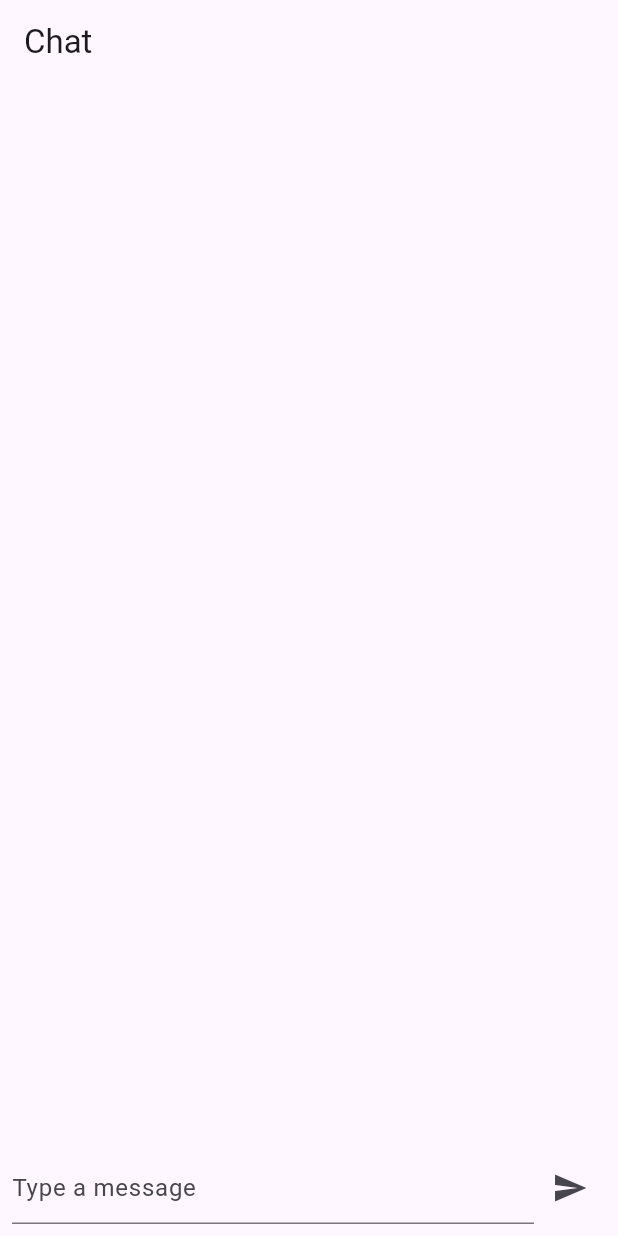
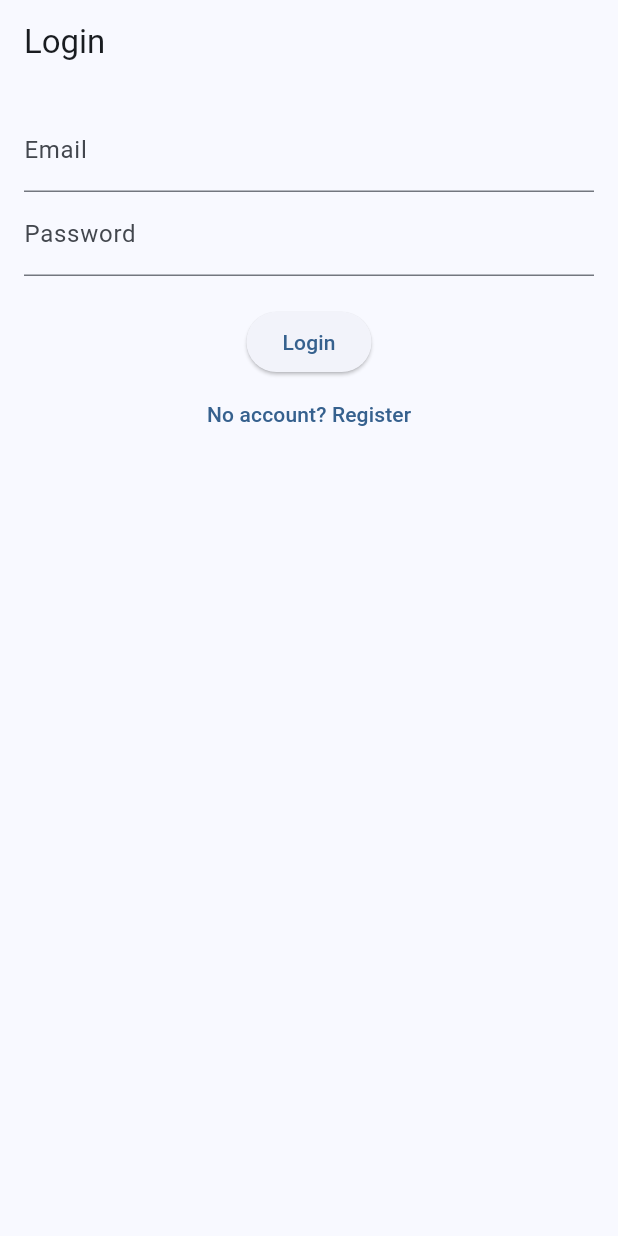
Before and after one commit to AdarshShukla1001/chat_app, a Flutter app: the screen it shows after launch, on a phone screen of 412 x 824 dp. Run offline on Flutter 3.47's test engine with Material 3 defaults, Android fonts, the phone set to English and light mode, and no system bars; our stand-ins replace get, shared_preferences, socket_io_client; accounts and stored records are empty.

Commit message:
Updated Mobile app Architecture using get it , revambing screens , for scalablity

```diff
--- a/mobile/chat_app/lib/archive/screens/chat_screen.dart
+++ b/mobile/chat_app/lib/archive/screens/chat_screen.dart
@@ -1,5 +1,5 @@
-import 'package:chat_app/archive/service/api_service.dart';
-import 'package:chat_app/archive/service/socket_service.dart';
+import 'package:chat_app/service/api_service.dart';
+import 'package:chat_app/service/socket_service.dart';
 import 'package:flutter/material.dart';
 
 class ChatScreen extends StatefulWidget {
--- a/mobile/chat_app/lib/archive/screens/home_screen.dart
+++ b/mobile/chat_app/lib/archive/screens/home_screen.dart
@@ -1,5 +1,5 @@
 import 'package:chat_app/archive/screens/chat_screen.dart';
-import 'package:chat_app/archive/service/api_service.dart';
+import 'package:chat_app/service/api_service.dart';
 import 'package:flutter/material.dart';
 
 class HomeScreen extends StatefulWidget {
--- a/mobile/chat_app/lib/archive/screens/login_screen.dart
+++ b/mobile/chat_app/lib/archive/screens/login_screen.dart
@@ -1,5 +1,5 @@
 import 'package:chat_app/archive/screens/home_screen.dart';
-import 'package:chat_app/archive/service/api_service.dart';
+import 'package:chat_app/service/api_service.dart';
 import 'package:flutter/material.dart';
 
 import 'register_screen.dart';
--- a/mobile/chat_app/lib/archive/screens/register_screen.dart
+++ b/mobile/chat_app/lib/archive/screens/register_screen.dart
@@ -1,4 +1,4 @@
-import 'package:chat_app/archive/service/api_service.dart';
+import 'package:chat_app/service/api_service.dart';
 import 'package:flutter/material.dart';
 
 class RegisterScreen extends StatelessWidget {
--- a/mobile/chat_app/lib/archive/screens/splash_screen.dart
+++ b/mobile/chat_app/lib/archive/screens/splash_screen.dart
@@ -1,5 +1,5 @@
 // lib/screens/splash_screen.dart
-import 'package:chat_app/archive/service/api_service.dart';
+import 'package:chat_app/service/api_service.dart';
 import 'package:flutter/material.dart';
 import 'login_screen.dart';
 import 'home_screen.dart';
--- a/mobile/chat_app/lib/main.dart
+++ b/mobile/chat_app/lib/main.dart
@@ -1,24 +1,47 @@
-import 'package:chat_app/archive/screens/chat_screen.dart';
-import 'package:chat_app/archive/service/api_service.dart';
-import 'package:chat_app/archive/service/socket_service.dart';
+// lib/main.dart
+import 'package:chat_app/screen/auth/page/login_page.dart';
+import 'package:chat_app/screen/auth/page/registration_page.dart';
+import 'package:chat_app/screen/chat/page/chat_page.dart';
+import 'package:chat_app/screen/create_group/page/create_group_page.dart';
+import 'package:chat_app/screen/inbox/page/inbox_page.dart';
+import 'package:chat_app/service/socket_service.dart';
 import 'package:flutter/material.dart';
+import 'package:get/get.dart';
+import 'routes/app_routes.dart';
+import 'service/api_service.dart';
 
 void main() async {
   WidgetsFlutterBinding.ensureInitialized();
-  await ApiService.init();
-  SocketService().connect();
-  runApp(const MyApp());
+  await ApiService.init(); // Load token if available
+
+  final isLoggedIn = await ApiService.isLoggedIn();
+
+  if (isLoggedIn) {
+    SocketService().connect();
+  }
+
+  runApp(MyApp(isLoggedIn: isLoggedIn));
 }
 
 class MyApp extends StatelessWidget {
-  const MyApp({super.key});
+  final bool isLoggedIn;
+
+  const MyApp({super.key, required this.isLoggedIn});
 
   @override
   Widget build(BuildContext context) {
-    return MaterialApp(
+    return GetMaterialApp(
+      debugShowCheckedModeBanner: false,
       title: 'Chat App',
-      theme: ThemeData(primarySwatch: Colors.blue),
-      home: ChatScreen(),
+      theme: ThemeData(useMaterial3: true, colorScheme: ColorScheme.fromSeed(seedColor: Colors.blue)),
+      initialRoute: isLoggedIn ? AppRoutes.inbox : AppRoutes.login,
+      getPages: [
+        GetPage(name: AppRoutes.login, page: () => LoginPage()),
+        GetPage(name: AppRoutes.register, page: () => RegisterPage()),
+        GetPage(name: AppRoutes.inbox, page: () => InboxPage()),
+        GetPage(name: AppRoutes.createGroup, page: () => CreateGroupPage()),
+        GetPage(name: AppRoutes.chat, page: () => ChatPage()),
+      ],
     );
   }
 }
--- /dev/null
+++ b/mobile/chat_app/lib/routes/app_routes.dart
@@ -0,0 +1,7 @@
+abstract class AppRoutes {
+  static const login = '/login';
+  static const register = '/register';
+  static const inbox = '/inbox';
+  static const createGroup = '/create-group';
+  static const chat = '/chat';
+}
--- /dev/null
+++ b/mobile/chat_app/lib/screen/auth/controller/auth_controller.dart
@@ -0,0 +1,39 @@
+// lib/modules/auth/auth_controller.dart
+import 'package:chat_app/service/api_service.dart';
+import 'package:chat_app/service/socket_service.dart';
+import 'package:chat_app/routes/app_routes.dart';
+import 'package:get/get.dart';
+import 'package:flutter/material.dart';
+
+class AuthController extends GetxController {
+  final emailController = TextEditingController();
+  final passwordController = TextEditingController();
+  final nameController = TextEditingController();
+  var isLoading = false.obs;
+
+  void login() async {
+    isLoading.value = true;
+    final res = await ApiService.login(emailController.text, passwordController.text);
+    isLoading.value = false;
+
+    if (res.statusCode == 200) {
+      SocketService().connect();
+      Get.offAllNamed(AppRoutes.inbox);
+    } else {
+      Get.snackbar("Error", "Login failed");
+    }
+  }
+
+  void register() async {
+    isLoading.value = true;
+    final res = await ApiService.register(nameController.text, emailController.text, passwordController.text);
+    isLoading.value = false;
+
+    if (res.statusCode == 200 || res.statusCode == 201) {
+      Get.snackbar("Success", "Account created. Login now.");
+      Get.offNamed(AppRoutes.login);
+    } else {
+      Get.snackbar("Error", "Registration failed");
+    }
+  }
+}
--- /dev/null
+++ b/mobile/chat_app/lib/screen/auth/page/login_page.dart
@@ -0,0 +1,40 @@
+// lib/modules/auth/login_page.dart
+import 'package:chat_app/screen/auth/controller/auth_controller.dart';
+import 'package:flutter/material.dart';
+import 'package:get/get.dart';
+
+class LoginPage extends StatelessWidget {
+  final controller = Get.put(AuthController());
+
+  LoginPage({super.key});
+
+  @override
+  Widget build(BuildContext context) {
+    return Scaffold(
+      appBar: AppBar(title: Text("Login")),
+      body: Obx(
+        () => controller.isLoading.value
+            ? Center(child: CircularProgressIndicator())
+            : Padding(
+                padding: EdgeInsets.all(16),
+                child: Column(
+                  children: [
+                    TextField(
+                      controller: controller.emailController,
+                      decoration: InputDecoration(labelText: 'Email'),
+                    ),
+                    TextField(
+                      controller: controller.passwordController,
+                      decoration: InputDecoration(labelText: 'Password'),
+                      obscureText: true,
+                    ),
+                    SizedBox(height: 20),
+                    ElevatedButton(onPressed: controller.login, child: Text("Login")),
+                    TextButton(onPressed: () => Get.toNamed('/register'), child: Text("No account? Register")),
+                  ],
+                ),
+              ),
+      ),
+    );
+  }
+}
--- a/mobile/chat_app/lib/archive/service/api_service.dart
+++ b/mobile/chat_app/lib/service/api_service.dart
@@ -90,7 +90,7 @@ class ApiService {
   }
 
   static Future<List> getGroups() async {
-    final url = '$_baseUrl/user/groups';
+    final url = '$_baseUrl/chat/groups';
     _logRequest('GET', url, headers: {'Authorization': 'Bearer $_token'});
 
     final res = await http.get(Uri.parse(url), headers: {'Authorization': 'Bearer $_token'});
--- a/mobile/chat_app/lib/archive/service/socket_service.dart
+++ b/mobile/chat_app/lib/service/socket_service.dart
@@ -1,4 +1,4 @@
-import 'package:chat_app/archive/service/api_service.dart';
+import 'package:chat_app/service/api_service.dart';
 import 'package:socket_io_client/socket_io_client.dart' as IO;
 
 class SocketService {
--- a/mobile/chat_app/pubspec.yaml
+++ b/mobile/chat_app/pubspec.yaml
@@ -37,6 +37,7 @@ dependencies:
   http: ^1.4.0
   shared_preferences: ^2.5.3
   socket_io_client: ^3.1.2
+  get: ^4.7.2
 
 dev_dependencies:
   flutter_test:
```
Also changed, not shown: mobile/chat_app/lib/screen/auth/page/registration_page.dart (added, +43 -0 lines), mobile/chat_app/lib/screen/chat/controller/chat_controller.dart (added, +36 -0 lines), mobile/chat_app/lib/screen/chat/page/chat_page.dart (added, +53 -0 lines), mobile/chat_app/lib/screen/create_group/controller/group_controller.dart (added, +18 -0 lines), mobile/chat_app/lib/screen/create_group/page/create_group_page.dart (added, +45 -0 lines), mobile/chat_app/lib/screen/inbox/controller/inbox_controller.dart (added, +19 -0 lines), mobile/chat_app/lib/screen/inbox/page/inbox_page.dart (added, +31 -0 lines), mobile/chat_app/pubspec.lock.
